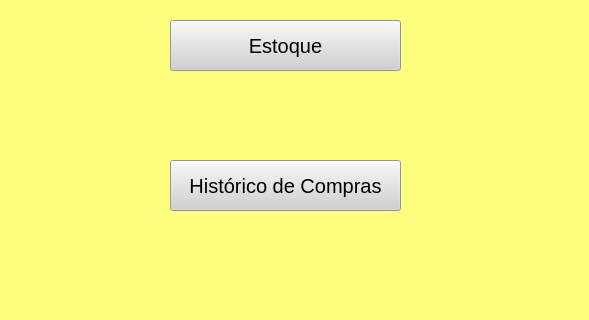
joaopblume/sistema-estoque, file Sistema/index.ui: the form before one commit; both pictures show x 0 to 589 and y 280 to 600 of the 589 by 600 pixel window.
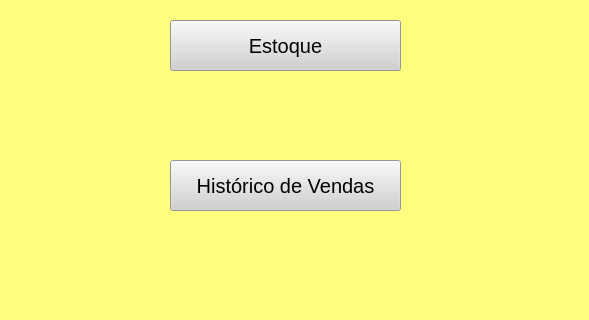
The form after the commit.

Patch:
```diff
--- a/Sistema/index.ui
+++ b/Sistema/index.ui
@@ -98,7 +98,7 @@
      <string notr="true">background-color: rgb(208, 208, 208);</string>
     </property>
     <property name="text">
-     <string>Histórico de Compras</string>
+     <string>Histórico de Vendas</string>
     </property>
    </widget>
   </widget>
```
